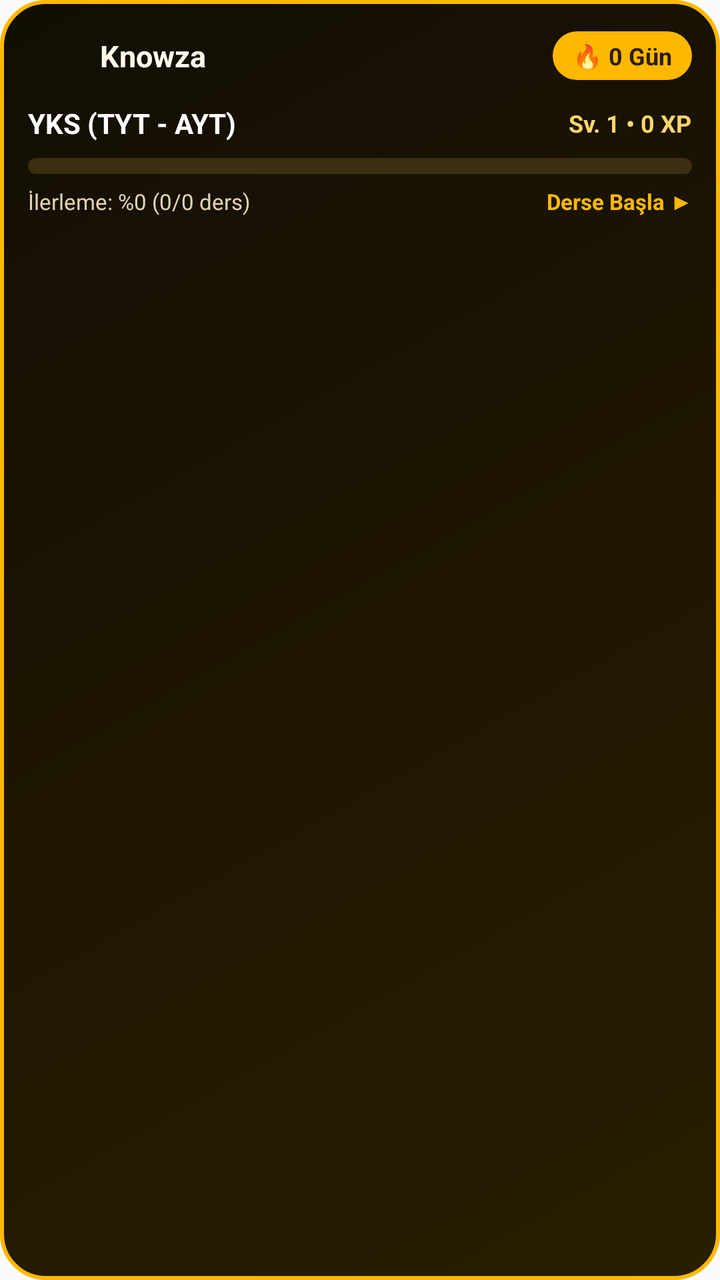
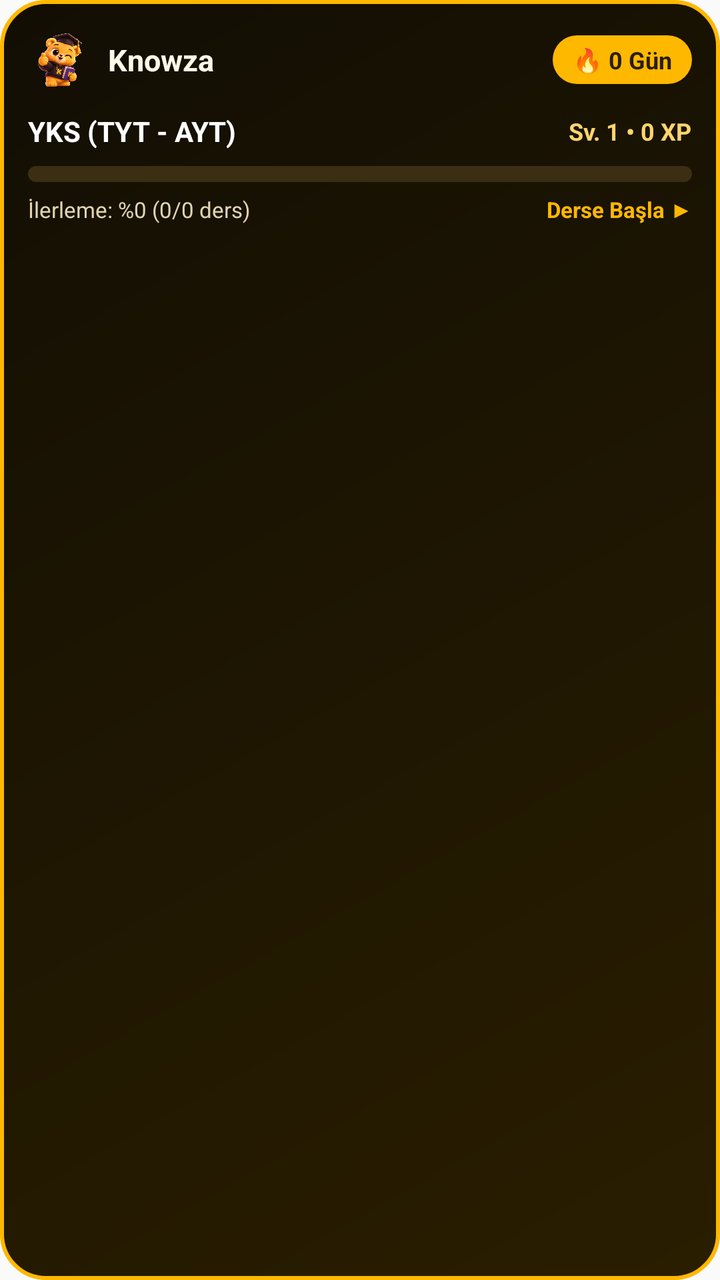

Two renders of the same Android screen: before a commit and after it. Below are the layout's source before the change and the commit's diff.
<!-- AndroidManifest.xml: application theme AppTheme -->
<!-- res/layout/knowza_widget.xml -->
<?xml version="1.0" encoding="utf-8"?>
<LinearLayout xmlns:android="http://schemas.android.com/apk/res/android"
    android:id="@+id/widget_root"
    android:layout_width="match_parent"
    android:layout_height="match_parent"
    android:background="@drawable/knowza_widget_bg"
    android:orientation="vertical"
    android:padding="14dp">

    
    <LinearLayout
        android:layout_width="match_parent"
        android:layout_height="wrap_content"
        android:gravity="center_vertical"
        android:orientation="horizontal">

        <ImageView
            android:id="@+id/widget_logo"
            android:layout_width="28dp"
            android:layout_height="28dp"
            android:contentDescription="@string/app_name"
            android:src="@mipmap/ic_launcher_round" />

        <TextView
            android:id="@+id/widget_brand"
            android:layout_width="0dp"
            android:layout_height="wrap_content"
            android:layout_marginStart="8dp"
            android:layout_weight="1"
            android:ellipsize="end"
            android:maxLines="1"
            android:text="Knowza"
            android:textColor="#FFF8E7"
            android:textSize="15sp"
            android:textStyle="bold" />

        <TextView
            android:id="@+id/widget_streak"
            android:layout_width="wrap_content"
            android:layout_height="wrap_content"
            android:background="@drawable/knowza_widget_pill_bg"
            android:paddingLeft="10dp"
            android:paddingRight="10dp"
            android:paddingTop="4dp"
            android:paddingBottom="4dp"
            android:text="🔥 0 Gün"
            android:textColor="#2A1E00"
            android:textSize="12sp"
            android:textStyle="bold" />
    </LinearLayout>

    
    <LinearLayout
        android:layout_width="match_parent"
        android:layout_height="wrap_content"
        android:layout_marginTop="10dp"
        android:gravity="center_vertical"
        android:orientation="horizontal">

        <TextView
            android:id="@+id/widget_course_title"
            android:layout_width="0dp"
            android:layout_height="wrap_content"
            android:layout_weight="1"
            android:ellipsize="end"
            android:maxLines="1"
            android:text="YKS (TYT - AYT)"
            android:textColor="#FFFFFF"
            android:textSize="14sp"
            android:textStyle="bold" />

        <TextView
            android:id="@+id/widget_xp_level"
            android:layout_width="wrap_content"
            android:layout_height="wrap_content"
            android:text="Sv. 1 • 0 XP"
            android:textColor="#FFD56B"
            android:textSize="12sp"
            android:textStyle="bold" />
    </LinearLayout>

    
    <ProgressBar
        android:id="@+id/widget_progress_bar"
        style="@android:style/Widget.ProgressBar.Horizontal"
        android:layout_width="match_parent"
        android:layout_height="8dp"
        android:layout_marginTop="8dp"
        android:max="100"
        android:progress="0"
        android:progressDrawable="@drawable/knowza_widget_progress" />

    <LinearLayout
        android:layout_width="match_parent"
        android:layout_height="wrap_content"
        android:layout_marginTop="6dp"
        android:gravity="center_vertical"
        android:orientation="horizontal">

        <TextView
            android:id="@+id/widget_progress_text"
            android:layout_width="0dp"
            android:layout_height="wrap_content"
            android:layout_weight="1"
            android:ellipsize="end"
            android:maxLines="1"
            android:text="İlerleme: %0 (0/0 ders)"
            android:textColor="#E2D3B0"
            android:textSize="11sp" />

        <TextView
            android:id="@+id/widget_action_btn"
            android:layout_width="wrap_content"
            android:layout_height="wrap_content"
            android:text="Derse Başla ▶"
            android:textColor="#FFB800"
            android:textSize="11sp"
            android:textStyle="bold" />
    </LinearLayout>

</LinearLayout>
<!-- resources referenced by this layout -->
<resources>
  <!-- drawable knowza_widget_bg (drawable) -->
  <?xml version="1.0" encoding="utf-8"?>
  <shape xmlns:android="http://schemas.android.com/apk/res/android"
      android:shape="rectangle">
      <gradient
          android:angle="135"
          android:startColor="#2A1E00"
          android:endColor="#120E04"
          android:type="linear" />
      <corners android:radius="22dp" />
      <stroke
          android:width="2dp"
          android:color="#FFB800" />
  </shape>
  <!-- drawable knowza_widget_pill_bg (drawable) -->
  <?xml version="1.0" encoding="utf-8"?>
  <shape xmlns:android="http://schemas.android.com/apk/res/android"
      android:shape="rectangle">
      <solid android:color="#FFB800" />
      <corners android:radius="14dp" />
  </shape>
  <!-- drawable knowza_widget_progress (drawable) -->
  <?xml version="1.0" encoding="utf-8"?>
  <layer-list xmlns:android="http://schemas.android.com/apk/res/android">
      <item android:id="@android:id/background">
          <shape>
              <corners android:radius="8dp" />
              <solid android:color="#3B2E12" />
          </shape>
      </item>
      <item android:id="@android:id/progress">
          <clip>
              <shape>
                  <corners android:radius="8dp" />
                  <gradient
                      android:startColor="#FFB800"
                      android:endColor="#FFD84D"
                      android:angle="0" />
              </shape>
          </clip>
      </item>
  </layer-list>
  <!-- mipmap ic_launcher_round (mipmap-anydpi-v26) -->
  <?xml version="1.0" encoding="utf-8"?>
  <adaptive-icon xmlns:android="http://schemas.android.com/apk/res/android">
      <background android:drawable="@color/ic_launcher_background"/>
      <foreground android:drawable="@mipmap/ic_launcher_foreground"/>
  </adaptive-icon>
  <string name="app_name">Knowza</string>
  <style name="AppTheme" parent="Theme.AppCompat.Light.DarkActionBar">
          
          <item name="colorPrimary">@color/colorPrimary</item>
          <item name="colorPrimaryDark">@color/colorPrimaryDark</item>
          <item name="colorAccent">@color/colorAccent</item>
      </style>
  <color name="ic_launcher_background">#FFFFFF</color>
</resources>

<!-- the commit's change to res/layout/knowza_widget.xml (unified diff, before → after) -->
@@ -16,10 +16,10 @@
 
         <ImageView
             android:id="@+id/widget_logo"
-            android:layout_width="28dp"
-            android:layout_height="28dp"
+            android:layout_width="32dp"
+            android:layout_height="32dp"
             android:contentDescription="@string/app_name"
-            android:src="@mipmap/ic_launcher_round" />
+            android:src="@drawable/knowza_mascot_3d" />
 
         <TextView
             android:id="@+id/widget_brand"
<!-- resource entries referenced after the edit -->
@@ -1,5 +1,6 @@
 <!-- resources referenced by this layout -->
 <resources>
+  <!-- drawable knowza_mascot_3d: png bitmap (drawable, 223216 bytes) -->
   <!-- drawable knowza_widget_bg (drawable) -->
   <?xml version="1.0" encoding="utf-8"?>
   <shape xmlns:android="http://schemas.android.com/apk/res/android"
@@ -42,12 +43,6 @@
           </clip>
       </item>
   </layer-list>
-  <!-- mipmap ic_launcher_round (mipmap-anydpi-v26) -->
-  <?xml version="1.0" encoding="utf-8"?>
-  <adaptive-icon xmlns:android="http://schemas.android.com/apk/res/android">
-      <background android:drawable="@color/ic_launcher_background"/>
-      <foreground android:drawable="@mipmap/ic_launcher_foreground"/>
-  </adaptive-icon>
   <string name="app_name">Knowza</string>
   <style name="AppTheme" parent="Theme.AppCompat.Light.DarkActionBar">
           
@@ -55,6 +50,5 @@
           <item name="colorPrimaryDark">@color/colorPrimaryDark</item>
           <item name="colorAccent">@color/colorAccent</item>
       </style>
-  <color name="ic_launcher_background">#FFFFFF</color>
 </resources>
 
